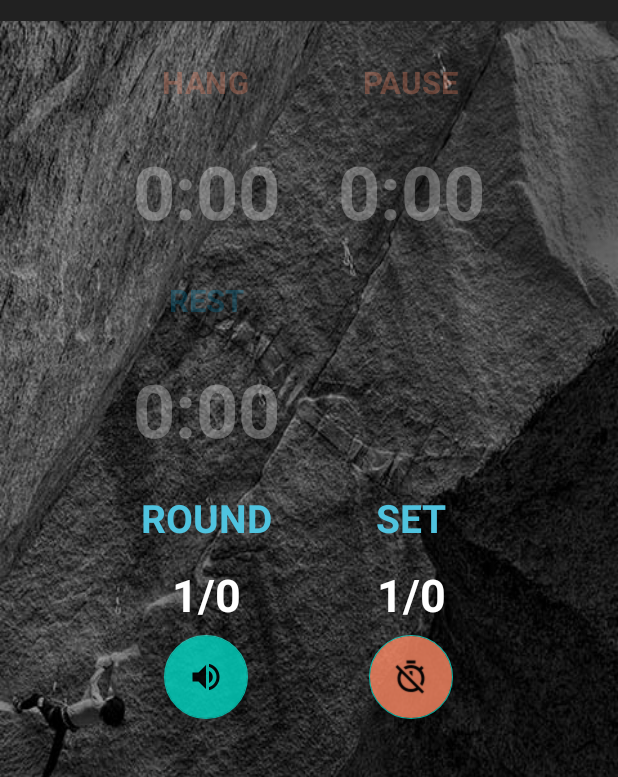
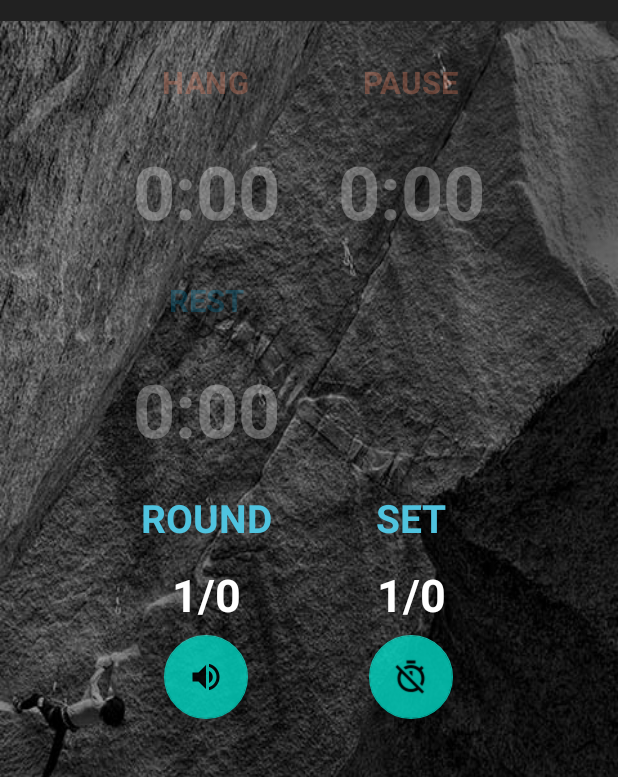
Before and after one commit to mikeschen/HangboardRepeatersAndroidV2, an Android app built with Jetpack Compose: the TimerActivity screen opened directly, with no data from a screen before it, on a phone screen of 412 x 824 dp, the part 63-840 px from its top. Run offline under Robolectric (Android 15) with nearby library versions, the phone set to English and light mode, and no system bars.

Commit message:
update btn color

```diff
--- a/app/src/main/res/layout/activity_timer.xml
+++ b/app/src/main/res/layout/activity_timer.xml
@@ -177,7 +177,6 @@
             android:layout_row="6"
             android:layout_column="1"
             android:layout_gravity="center_horizontal"
-            android:backgroundTint="@color/colorSecondaryVariant"
             android:clickable="true"
             android:focusable="true"
             android:alpha="0.8"
```
